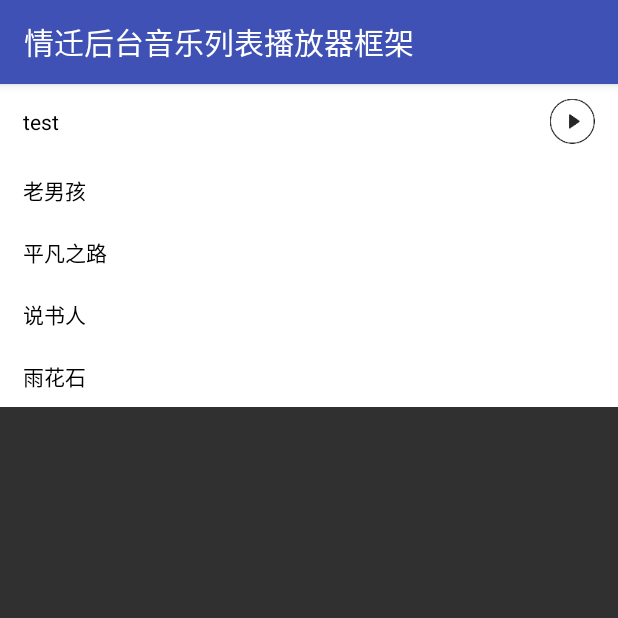
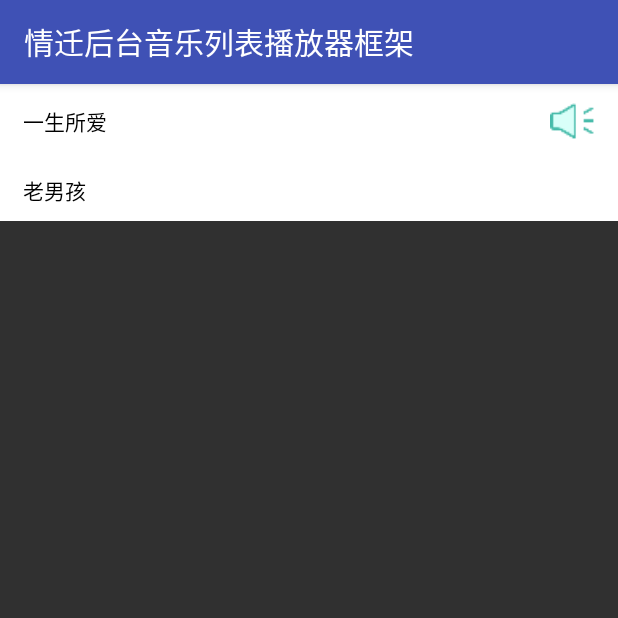
Before and after one commit to lozn00/musicplayer, an Android app: the MusicListActivity screen opened directly, with no data from a screen before it, on a phone screen of 412 x 824 dp, the top half of it. Run offline under Robolectric (Android 15) with nearby library versions, the phone set to English and light mode, and no system bars.

Commit message:
update word

```diff
--- a/app/src/main/java/cn/qssq666/musicplayerdemo/MusicListActivity.java
+++ b/app/src/main/java/cn/qssq666/musicplayerdemo/MusicListActivity.java
@@ -35,13 +35,10 @@ public class MusicListActivity extends AppCompatActivity {
         recyclerView = ((RecyclerView) findViewById(R.id.recyclerview));
         musicServiceHelper = MusicServiceHelper.getInstance(this, onMusicHelperBaceListener, this);
 
-        final ArrayList list = new ArrayList<>();
-        //http://api.buyao.tv/topic/201704/20170418173230.mp3"音乐地址
-        list.add(new NetMusicModel("test", "http://api.buyao.tv/topic/201704/20170418173230.mp3"));
-        list.add(new NetMusicModel("老男孩", "http://sc.111ttt.com/up/mp3/239897/A6DD6C3334D173D79F76592AC0B8D02D.mp3"));
-        list.add(new NetMusicModel("平凡之路", " http://sc1.111ttt.com/2014/1/09/24/2242313311.mp3"));
-        list.add(new NetMusicModel("说书人", " http://sc.111ttt.com/up/mp3/150826/94C648CCAABB88287EF299C45AC8A636.mp3"));
-        list.add(new NetMusicModel("雨花石", " http://sc.111ttt.com/up/mp3/312428/4CB74F7E4720D5C8FB3922591DAEC514.mp3"));
+        final ArrayList list = new ArrayList<>();//铃声地址各位自己弄吧。
+        list.add(new NetMusicModel("一生所爱", "http://web.kugou.com/?actWion=single&filename=%u9093%u7D2B%u68CB__-__%u9A7F%u52A8%u7684%u5FC3&hash=3b676fd9d340c0a7382f273caa64ed87&timelen=218000μblog=1&chl=kugou"));
+        list.add(new NetMusicModel("老男孩", " http://m2.music.126.net/T1NwCCn2vb-ZR6x6obojkQ==/6645448279772928.mp3"));
+
 
 
         recyclerView.setLayoutManager(new LinearLayoutManager(recyclerView.getContext(), LinearLayoutManager.VERTICAL, false));
--- a/app/src/main/res/layout/view_item_text.xml
+++ b/app/src/main/res/layout/view_item_text.xml
@@ -31,5 +31,5 @@
 
         android:layout_width="30dp"
         android:layout_height="30dp"
-        android:src="@drawable/pageplaying_btn_radio_stoping" />
+        android:src="@drawable/pageplaying_img_radio_sound" />
 </LinearLayout>
```
Also changed, not shown: 1 other file.
